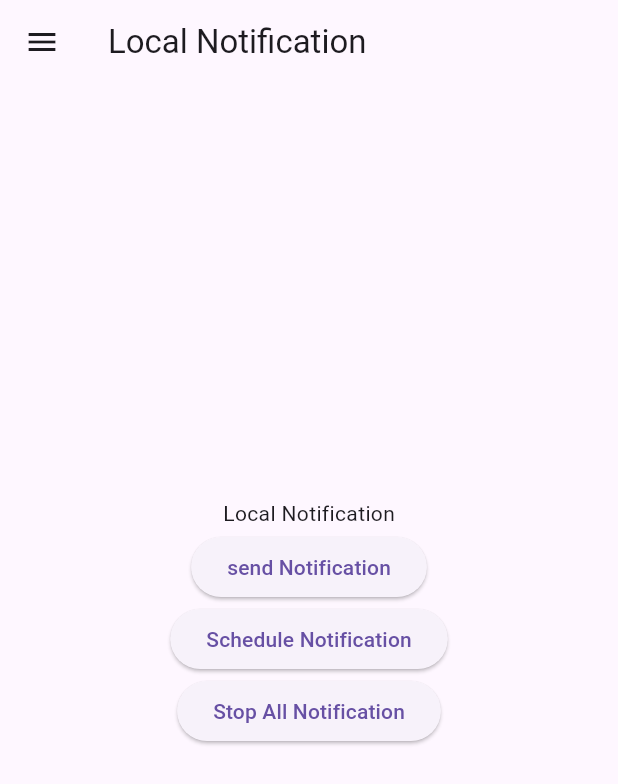
After one commit to RajTechnologiesPvtLtd/flutter-moonlight, a Flutter app: the screen it shows after launch, in the side drawer, after a tap on "Local Notification", on a phone screen of 412 x 824 dp. The commit adds this screen. Shown: the top 784 px of the screen. Run offline on Flutter 3.47's test engine with Material 2 defaults, Android fonts, the phone set to English and light mode, and no system bars; drawn by our look-alikes of google_mobile_ads; our stand-ins replace connectivity_plus, dio, flutter_local_notifications, share_plus, sqflite; accounts and stored records are empty; network calls fail.

Commit message:
create a Local Notification module

```diff
--- a/lib/config/app_routes.dart
+++ b/lib/config/app_routes.dart
@@ -14,6 +14,7 @@ class App extends RouteManager {
   static const String home = '${App.name}/';
   static const String loadMore = '${App.name}/load-more';
   static const String sqlCrud = '${App.name}/sql-crud';
+  static const String localNotification = '${App.name}/local-notification';
   static const String example = '${App.name}/examples';
   static const String setting = '${App.name}/setting';
   // Examples
@@ -34,6 +35,7 @@ class App extends RouteManager {
     addRoute(App.setting, (context) => const SettingController());
     addRoute(App.loadMore, (context) => const LoadMoreController());
     addRoute(App.sqlCrud, (context) => const SqlCRUDView());
+    addRoute(App.localNotification, (context) => const LocalNotificationView());
     addRoute(App.example, (context) => const ExampleController());
     // Examples
     addRoute(App.exampleAuth, (context) => const AuthView());
--- /dev/null
+++ b/lib/services/services.dart
@@ -0,0 +1 @@
+export 'local_notification_service.dart';
--- /dev/null
+++ b/lib/views/local_notification_view.dart
@@ -0,0 +1,61 @@
+import 'package:flutter/material.dart';
+import 'package:moonlight/services/services.dart';
+import '../widgets/widget.dart';
+
+class LocalNotificationView extends StatefulWidget {
+  const LocalNotificationView({Key? key}) : super(key: key);
+
+  @override
+  State<LocalNotificationView> createState() => _LocalNotificationViewState();
+}
+
+class _LocalNotificationViewState extends State<LocalNotificationView> {
+  LocalNotificationService localNotificationService =
+      LocalNotificationService();
+
+  @override
+  void initState() {
+    super.initState();
+    localNotificationService.initializeNotification();
+  }
+
+  @override
+  Widget build(BuildContext context) {
+    return Scaffold(
+      drawer: const MoonLightDrawer("Local Notification"),
+      appBar: AppBar(title: const Text("Local Notification")),
+      bottomNavigationBar: BannerAdWidget(),
+      body: Center(
+        child: Column(
+          mainAxisAlignment: MainAxisAlignment.center,
+          children: [
+            const Text("Local Notification"),
+            const SizedBox(height: 2),
+            ElevatedButton(
+              child: const Text("send Notification"),
+              onPressed: () {
+                localNotificationService.showNotification(
+                    "Normal Notification", "This is a Body");
+              },
+            ),
+            const SizedBox(width: 2),
+            ElevatedButton(
+              child: const Text("Schedule Notification"),
+              onPressed: () {
+                localNotificationService.scheduleNotification(
+                    "Schedule Notification", "This is a Body");
+              },
+            ),
+            const SizedBox(width: 2),
+            ElevatedButton(
+              child: const Text("Stop All Notification"),
+              onPressed: () {
+                localNotificationService.stopAllScheduleNotification();
+              },
+            )
+          ],
+        ),
+      ),
+    );
+  }
+}
--- a/lib/views/views.dart
+++ b/lib/views/views.dart
@@ -3,3 +3,4 @@ export 'setting_view.dart';
 export 'load_more_view.dart';
 export 'sql_crud_view.dart';
 export 'example_view.dart';
+export 'local_notification_view.dart';
--- a/lib/widgets/drawer.dart
+++ b/lib/widgets/drawer.dart
@@ -58,6 +58,13 @@ class MoonLightDrawer extends StatelessWidget {
         },
       ),
       DrawerTile(
+        title: "Local Notification",
+        icon: Icons.list,
+        onTap: () {
+          Navigator.of(context).popAndPushNamed(App.localNotification);
+        },
+      ),
+      DrawerTile(
         title: "Settings",
         icon: Icons.settings,
         onTap: () {
--- a/pubspec.yaml
+++ b/pubspec.yaml
@@ -43,6 +43,7 @@ dependencies:
   google_mobile_ads: ^2.0.1
   sqflite: ^2.1.0+1
   connectivity_plus: ^2.3.9
+  flutter_local_notifications: ^12.0.4
 
 dev_dependencies:
   flutter_test:
```
Also changed, not shown: lib/services/local_notification_service.dart (added, +65 -0 lines), pubspec.lock, screenshot.png (added), 1 other file.
